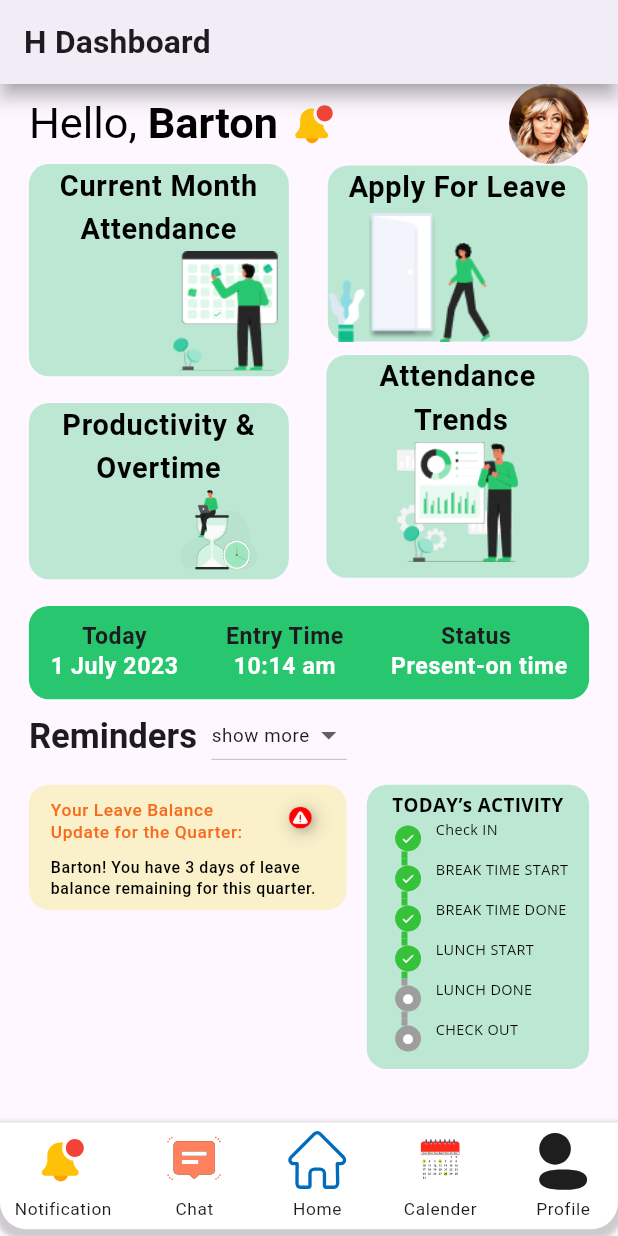
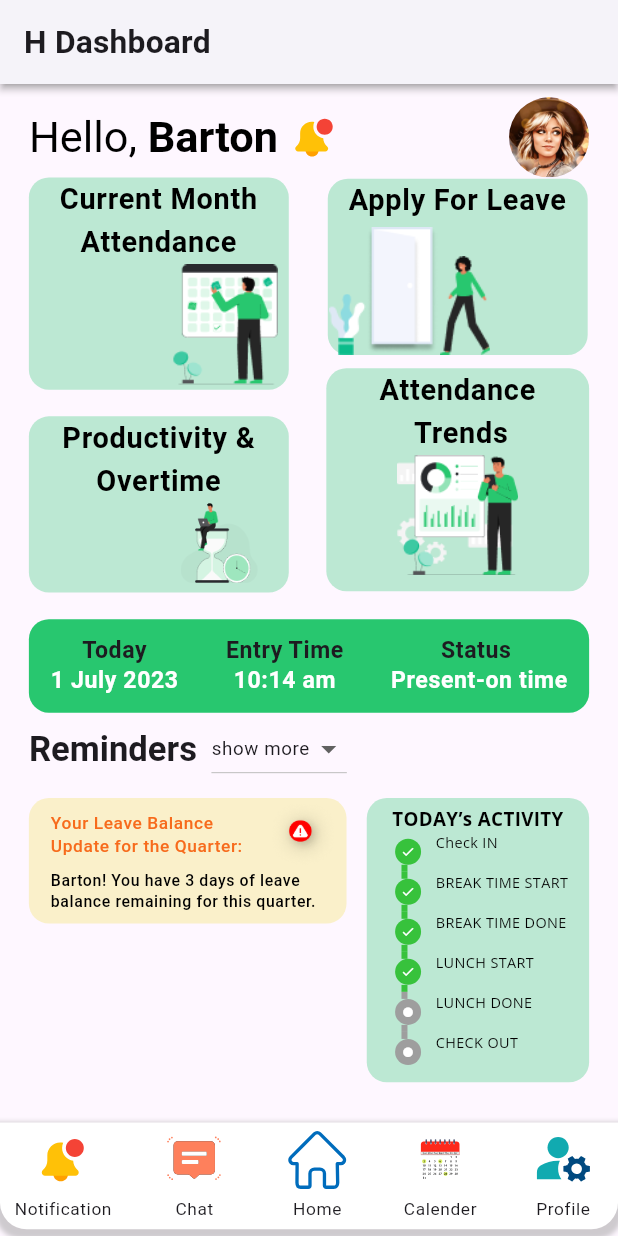
Before and after one commit to NasShihab/attendance, a Flutter app: the screen it shows after launch, on a phone screen of 412 x 824 dp. Run offline on Flutter 3.47's test engine with Material 2 defaults, Android fonts, the phone set to English and light mode, and no system bars; drawn by our look-alikes of timeline_tile; our stand-ins replace flutter_screenutil, go_router, google_fonts, lottie; project files that could hold a hidden picture were left out.

```diff
--- a/lib/screen/dashboard/home_page.dart
+++ b/lib/screen/dashboard/home_page.dart
@@ -26,7 +26,7 @@ class HomePage extends StatelessWidget {
           'H Dashboard',
           style: titleMedium(context),
         ),
-        elevation: 5,
+        elevation: 2,
         shadowColor: Colors.grey,
       ),
       body: SafeArea(
@@ -37,6 +37,7 @@ class HomePage extends StatelessWidget {
           child: ListView(
             children: [
               // 1st Profile Row
+              height10(),
               Row(
                 children: [
                   Text(
```
Also changed, not shown: assets/lottie/profile.json (+1 -1 lines).
